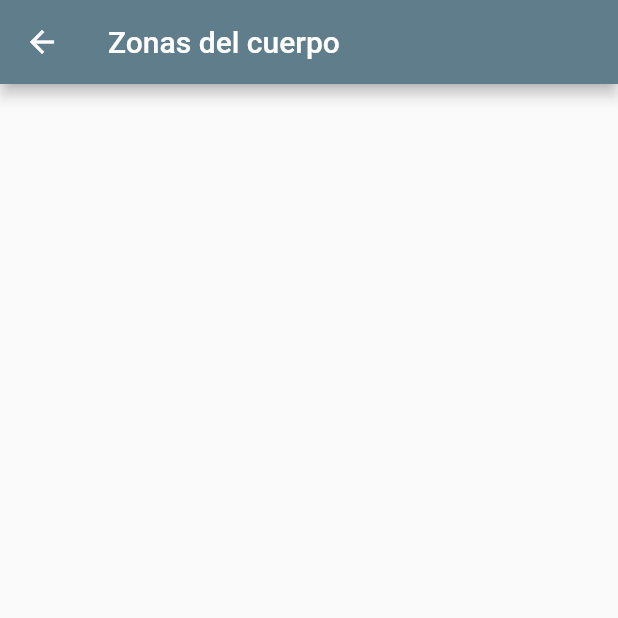
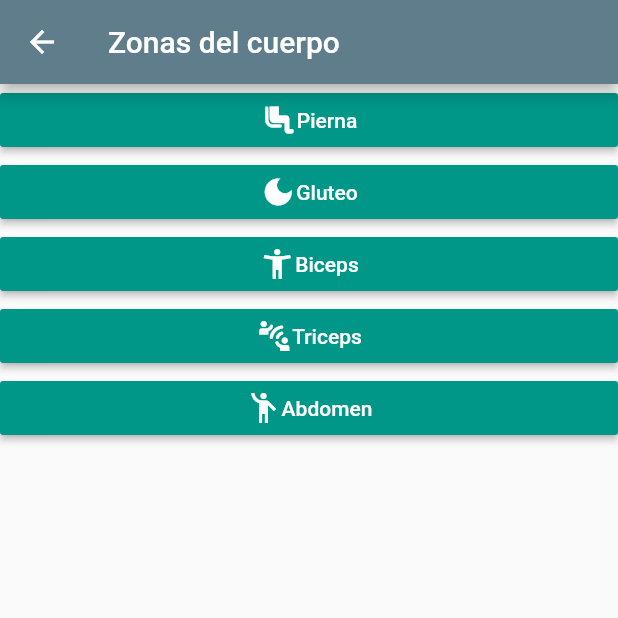
Before and after one commit to AngelesMorales513/fitness, a Flutter app: the EjerciciosZona screen opened directly, on a phone screen of 412 x 824 dp, the top half of it. Run offline on Flutter 3.47's test engine with Material 2 defaults, Android fonts, the phone set to English and light mode, and no system bars.

Commit message:
segundo commit
creacion de rutas del primer requerimiento

```diff
--- a/lib/screens/zona_screen.dart
+++ b/lib/screens/zona_screen.dart
@@ -1,3 +1,8 @@
+import 'package:fitness/screens/abdomen_screen.dart';
+import 'package:fitness/screens/biceps_screen.dart';
+import 'package:fitness/screens/gluteo_screen.dart';
+import 'package:fitness/screens/pierna_screen.dart';
+import 'package:fitness/screens/triceps_screen.dart';
 import 'package:flutter/material.dart';
 
 class EjerciciosZona extends StatelessWidget {
@@ -10,7 +15,113 @@ class EjerciciosZona extends StatelessWidget {
         child: Stack(
           children: [
             Column(
-              children: [],
+              children: <Widget>[
+                MaterialButton(
+                  onPressed: () {
+                    Navigator.of(context).push(
+                        MaterialPageRoute(builder: (context) => Pierna()));
+                  },
+                  color: Colors.teal,
+                  minWidth: 200.0,
+                  child: Row(
+                    mainAxisAlignment: MainAxisAlignment.center,
+                    children: <Widget>[
+                      Icon(
+                        Icons.airline_seat_legroom_normal_rounded,
+                        color: Colors.white,
+                      ),
+                      Text(
+                        "Pierna",
+                        style: TextStyle(color: Colors.white),
+                      )
+                    ],
+                  ),
+                ),
+                MaterialButton(
+                  onPressed: () {
+                    Navigator.of(context).push(
+                        MaterialPageRoute(builder: (context) => Gluteo()));
+                  },
+                  color: Colors.teal,
+                  minWidth: 200.0,
+                  child: Row(
+                    mainAxisAlignment: MainAxisAlignment.center,
+                    children: <Widget>[
+                      Icon(
+                        Icons.dark_mode_sharp,
+                        color: Colors.white,
+                      ),
+                      Text(
+                        "Gluteo",
+                        style: TextStyle(color: Colors.white),
+                      )
+                    ],
+                  ),
+                ),
+                MaterialButton(
+                  onPressed: () {
+                    Navigator.of(context).push(
+                        MaterialPageRoute(builder: (context) => Biceps()));
+                  },
+                  color: Colors.teal,
+                  minWidth: 200.0,
+                  child: Row(
+                    mainAxisAlignment: MainAxisAlignment.center,
+                    children: <Widget>[
+                      Icon(
+                        Icons.accessibility_new_sharp,
+                        color: Colors.white,
+                      ),
+                      Text(
+                        "Biceps",
+                        style: TextStyle(color: Colors.white),
+                      )
+                    ],
+                  ),
+                ),
+                MaterialButton(
+                  onPressed: () {
+                    Navigator.of(context).push(
+                        MaterialPageRoute(builder: (context) => Triceps()));
+                  },
+                  color: Colors.teal,
+                  minWidth: 200.0,
+                  child: Row(
+                    mainAxisAlignment: MainAxisAlignment.center,
+                    children: <Widget>[
+                      Icon(
+                        Icons.connect_without_contact_rounded,
+                        color: Colors.white,
+                      ),
+                      Text(
+                        "Triceps",
+                        style: TextStyle(color: Colors.white),
+                      )
+                    ],
+                  ),
+                ),
+                MaterialButton(
+                  onPressed: () {
+                    Navigator.of(context).push(
+                        MaterialPageRoute(builder: (context) => Abdomen()));
+                  },
+                  color: Colors.teal,
+                  minWidth: 200.0,
+                  child: Row(
+                    mainAxisAlignment: MainAxisAlignment.center,
+                    children: <Widget>[
+                      Icon(
+                        Icons.emoji_people_outlined,
+                        color: Colors.white,
+                      ),
+                      Text(
+                        "Abdomen",
+                        style: TextStyle(color: Colors.white),
+                      )
+                    ],
+                  ),
+                ),
+              ],
             )
           ],
         ),
--- a/lib/src/app.dart
+++ b/lib/src/app.dart
@@ -1,7 +1,6 @@
 import 'package:flutter/cupertino.dart';
 import 'package:flutter/material.dart';
 import 'package:fitness/screens/home_screen.dart';
-import 'package:flutter/src/material/colors.dart';
 
 class App extends StatelessWidget {
   Widget build(BuildContext context) {
```
Also changed, not shown: lib/screens/abdomen_screen.dart (added, +20 -0 lines), lib/screens/biceps_screen.dart (added, +20 -0 lines), lib/screens/gluteo_screen.dart (added, +20 -0 lines), lib/screens/pierna_screen.dart (added, +20 -0 lines), lib/screens/triceps_screen.dart (added, +20 -0 lines).
